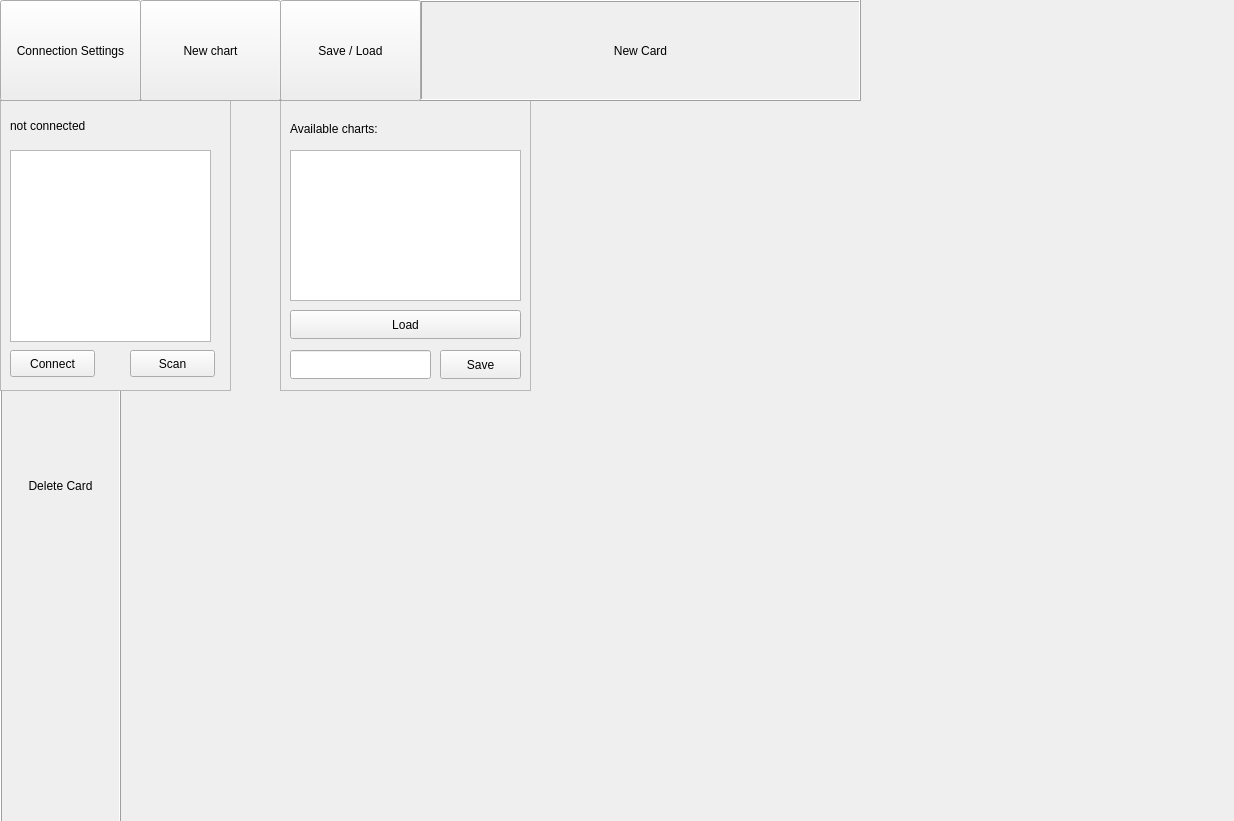
Peacecake/ITT-Abschlussprojekt, file Code/iplanpy.ui: the form before one commit.
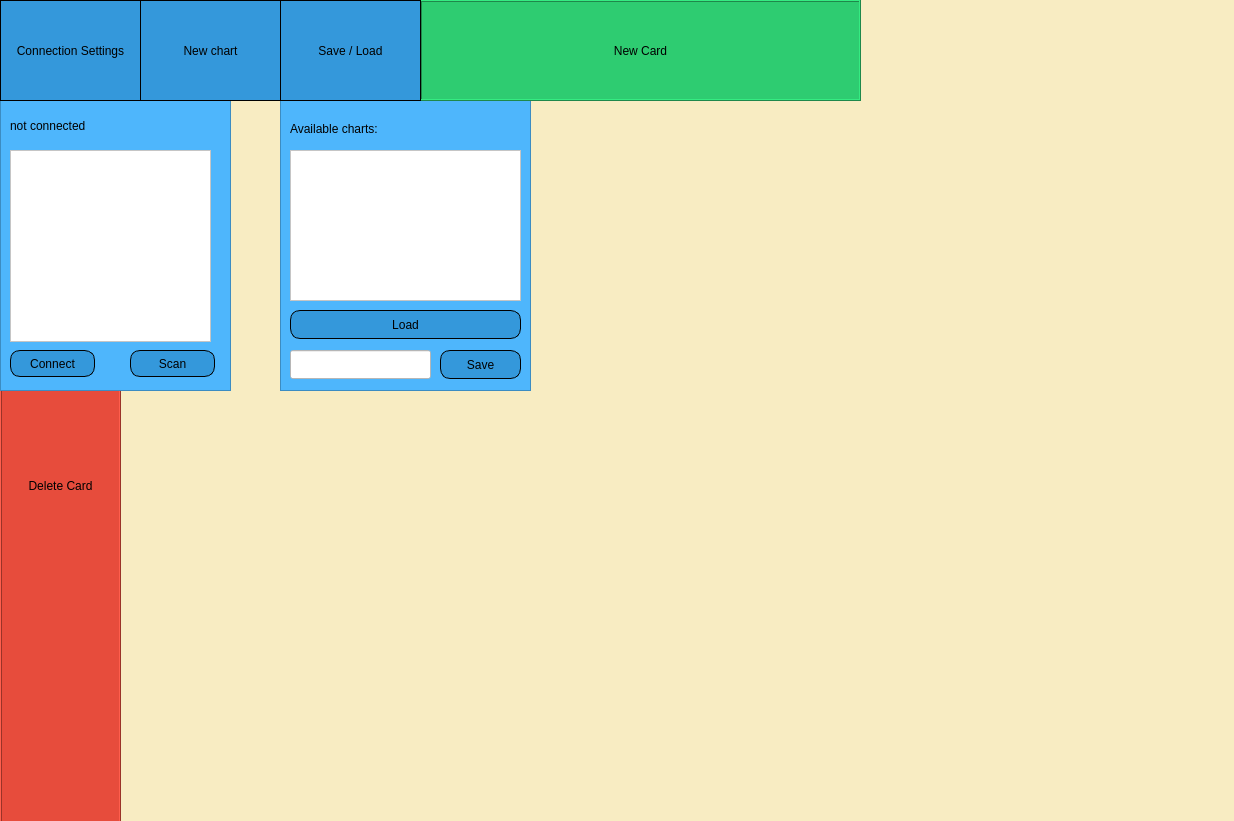
The form after the commit.

Commit message: started to make it more beautiful

```diff
--- a/Code/iplanpy.ui
+++ b/Code/iplanpy.ui
@@ -20,8 +20,9 @@
    <string>IPlanPy</string>
   </property>
   <property name="styleSheet">
-   <string notr="true">QFrame: {
+   <string notr="true">#Form {
 	scrollbar: visible;
+	background-color: #F8ECC2
 }</string>
   </property>
   <widget class="QFrame" name="fr_connection">
@@ -37,10 +38,10 @@
     </rect>
    </property>
    <property name="autoFillBackground">
-    <bool>true</bool>
+    <bool>false</bool>
    </property>
    <property name="styleSheet">
-    <string notr="true"/>
+    <string notr="true">background-color: #4eb6fc;</string>
    </property>
    <property name="frameShape">
     <enum>QFrame::StyledPanel</enum>
@@ -57,6 +58,13 @@
       <height>27</height>
      </rect>
     </property>
+    <property name="styleSheet">
+     <string notr="true">background-color: #3498db;
+border: 1px solid black;
+border-radius: 10px;
+
+</string>
+    </property>
     <property name="text">
      <string>Connect</string>
     </property>
@@ -83,6 +91,9 @@
       <height>192</height>
      </rect>
     </property>
+    <property name="styleSheet">
+     <string notr="true">background-color: white;</string>
+    </property>
    </widget>
    <widget class="QPushButton" name="btn_scan_wiimotes">
     <property name="geometry">
@@ -93,6 +104,13 @@
       <height>27</height>
      </rect>
     </property>
+    <property name="styleSheet">
+     <string notr="true">background-color: #3498db;
+border: 1px solid black;
+border-radius: 10px;
+
+</string>
+    </property>
     <property name="text">
      <string>Scan</string>
     </property>
@@ -108,10 +126,10 @@
     </rect>
    </property>
    <property name="autoFillBackground">
-    <bool>true</bool>
+    <bool>false</bool>
    </property>
    <property name="styleSheet">
-    <string notr="true"/>
+    <string notr="true">background-color: #4eb6fc;</string>
    </property>
    <property name="frameShape">
     <enum>QFrame::StyledPanel</enum>
@@ -141,6 +159,9 @@
       <height>151</height>
      </rect>
     </property>
+    <property name="styleSheet">
+     <string notr="true">background-color: white;</string>
+    </property>
    </widget>
    <widget class="QPushButton" name="btn_load_chart">
     <property name="geometry">
@@ -151,6 +172,13 @@
       <height>29</height>
      </rect>
     </property>
+    <property name="styleSheet">
+     <string notr="true">background-color: #3498db;
+border: 1px solid black;
+border-radius: 10px;
+
+</string>
+    </property>
     <property name="text">
      <string>Load</string>
     </property>
@@ -164,6 +192,9 @@
       <height>29</height>
      </rect>
     </property>
+    <property name="styleSheet">
+     <string notr="true">background-color: white;</string>
+    </property>
    </widget>
    <widget class="QPushButton" name="btn_save">
     <property name="geometry">
@@ -174,6 +205,13 @@
       <height>29</height>
      </rect>
     </property>
+    <property name="styleSheet">
+     <string notr="true">background-color: #3498db;
+border: 1px solid black;
+border-radius: 10px;
+
+</string>
+    </property>
     <property name="text">
      <string>Save</string>
     </property>
@@ -213,6 +251,10 @@
      <string notr="true">QLabel:hover#lbl_new_card {
 	background-color: green;
 	color: white
+}
+
+#lbl_new_card {
+	background-color: #2ecc71
 }</string>
     </property>
     <property name="frameShape">
@@ -237,6 +279,10 @@
       <height>101</height>
      </rect>
     </property>
+    <property name="styleSheet">
+     <string notr="true">background-color: #3498db;
+border: 1px solid black;</string>
+    </property>
     <property name="text">
      <string>Save / Load</string>
     </property>
@@ -250,6 +296,12 @@
       <height>101</height>
      </rect>
     </property>
+    <property name="styleSheet">
+     <string notr="true">background-color: #3498db;
+border: 1px solid black;
+
+</string>
+    </property>
     <property name="text">
      <string>Connection Settings</string>
     </property>
@@ -263,6 +315,10 @@
       <height>101</height>
      </rect>
     </property>
+    <property name="styleSheet">
+     <string notr="true">background-color: #3498db;
+border: 1px solid black;</string>
+    </property>
     <property name="text">
      <string>New chart</string>
     </property>
@@ -292,9 +348,10 @@
 	color: white
 }
 
-delete_card {
+#delete_card {
 	height: 100%;
 	float: left;
+	background-color: #e74c3c;
 }</string>
    </property>
    <property name="frameShape">
```
